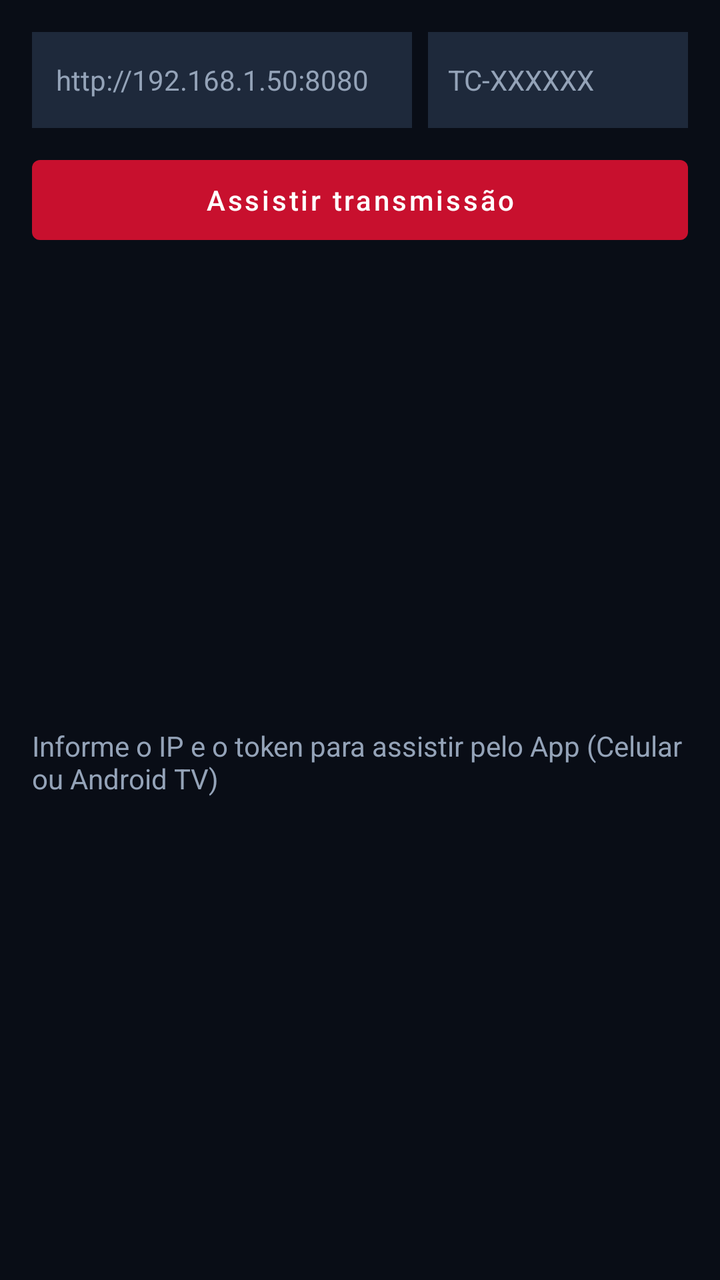
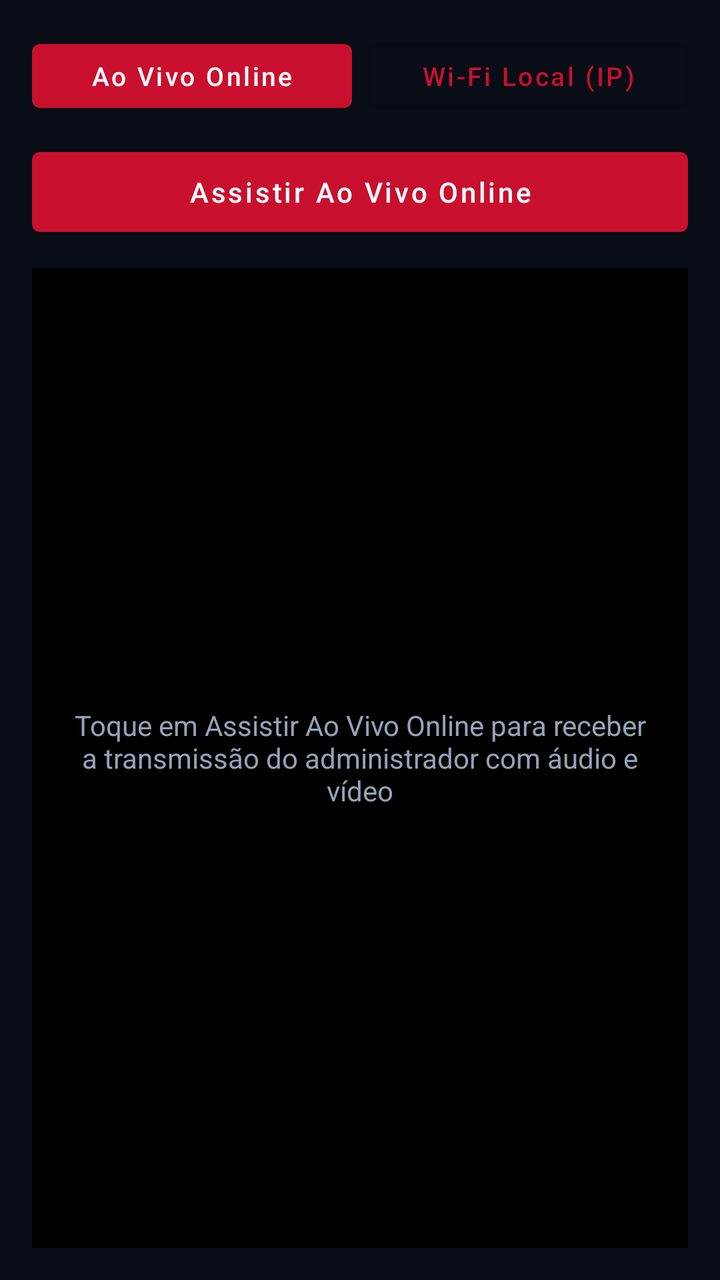

An Android layout rendered at two revisions. The XML below is the earlier revision; the diff shows what the commit changed to produce the second picture.
<!-- AndroidManifest.xml: application theme Theme.TelaCast -->
<!-- res/layout/activity_viewer.xml -->
<?xml version="1.0" encoding="utf-8"?>
<LinearLayout xmlns:android="http://schemas.android.com/apk/res/android"
    android:layout_width="match_parent"
    android:layout_height="match_parent"
    android:background="#090D16"
    android:orientation="vertical"
    android:padding="16dp">

    <LinearLayout
        android:layout_width="match_parent"
        android:layout_height="wrap_content"
        android:orientation="horizontal">

        <EditText
            android:id="@+id/inputEndereco"
            android:layout_width="0dp"
            android:layout_height="48dp"
            android:layout_weight="1"
            android:background="#1E293B"
            android:focusable="true"
            android:focusableInTouchMode="true"
            android:hint="http://192.168.1.50:8080"
            android:imeOptions="actionNext"
            android:inputType="textUri"
            android:nextFocusRight="@+id/inputToken"
            android:paddingHorizontal="12dp"
            android:textColor="#FFFFFF"
            android:textColorHint="#94A3B8"
            android:textSize="14sp" />

        <EditText
            android:id="@+id/inputToken"
            android:layout_width="130dp"
            android:layout_height="48dp"
            android:layout_marginStart="8dp"
            android:background="#1E293B"
            android:focusable="true"
            android:focusableInTouchMode="true"
            android:hint="TC-XXXXXX"
            android:imeOptions="actionDone"
            android:inputType="textCapCharacters"
            android:nextFocusDown="@+id/btnConectar"
            android:paddingHorizontal="10dp"
            android:textColor="#FFFFFF"
            android:textColorHint="#94A3B8"
            android:textSize="14sp" />
    </LinearLayout>

    <com.google.android.material.button.MaterialButton
        android:id="@+id/btnConectar"
        android:layout_width="match_parent"
        android:layout_height="52dp"
        android:layout_marginTop="10dp"
        android:focusable="true"
        android:text="Assistir transmissão"
        android:textAllCaps="false" />

    <FrameLayout
        android:layout_width="match_parent"
        android:layout_height="0dp"
        android:layout_marginTop="12dp"
        android:layout_weight="1">

        <ImageView
            android:id="@+id/imgStream"
            android:layout_width="match_parent"
            android:layout_height="match_parent"
            android:contentDescription="Tela transmitida ao vivo"
            android:scaleType="fitCenter" />

        <TextView
            android:id="@+id/txtViewerStatus"
            android:layout_width="wrap_content"
            android:layout_height="wrap_content"
            android:layout_gravity="center"
            android:text="Informe o IP e o token para assistir pelo App (Celular ou Android TV)"
            android:textColor="#94A3B8"
            android:textSize="14sp" />
    </FrameLayout>

</LinearLayout>
<!-- resources referenced by this layout -->
<resources>
  <style name="Theme.TelaCast" parent="Theme.MaterialComponents.DayNight.NoActionBar">
          <item name="colorPrimary">#C8102E</item>
          <item name="colorPrimaryVariant">#991B1B</item>
          <item name="colorOnPrimary">#FFFFFF</item>
      </style>
</resources>

<!-- the commit's change to res/layout/activity_viewer.xml (unified diff, before → after) -->
@@ -10,6 +10,37 @@
         android:layout_width="match_parent"
         android:layout_height="wrap_content"
         android:orientation="horizontal">
+
+        <com.google.android.material.button.MaterialButton
+            android:id="@+id/btnModoOnline"
+            android:layout_width="0dp"
+            android:layout_height="44dp"
+            android:layout_weight="1"
+            android:focusable="true"
+            android:text="Ao Vivo Online"
+            android:textAllCaps="false"
+            android:textSize="13sp" />
+
+        <com.google.android.material.button.MaterialButton
+            android:id="@+id/btnModoWifi"
+            style="@style/Widget.MaterialComponents.Button.OutlinedButton"
+            android:layout_width="0dp"
+            android:layout_height="44dp"
+            android:layout_marginStart="8dp"
+            android:layout_weight="1"
+            android:focusable="true"
+            android:text="Wi-Fi Local (IP)"
+            android:textAllCaps="false"
+            android:textSize="13sp" />
+    </LinearLayout>
+
+    <LinearLayout
+        android:id="@+id/layoutWifiInputs"
+        android:layout_width="match_parent"
+        android:layout_height="wrap_content"
+        android:layout_marginTop="8dp"
+        android:orientation="horizontal"
+        android:visibility="gone">
 
         <EditText
             android:id="@+id/inputEndereco"
@@ -52,14 +83,15 @@
         android:layout_height="52dp"
         android:layout_marginTop="10dp"
         android:focusable="true"
-        android:text="Assistir transmissão"
+        android:text="Assistir Ao Vivo Online"
         android:textAllCaps="false" />
 
     <FrameLayout
         android:layout_width="match_parent"
         android:layout_height="0dp"
         android:layout_marginTop="12dp"
-        android:layout_weight="1">
+        android:layout_weight="1"
+        android:background="#000000">
 
         <ImageView
             android:id="@+id/imgStream"
@@ -73,7 +105,9 @@
             android:layout_width="wrap_content"
             android:layout_height="wrap_content"
             android:layout_gravity="center"
-            android:text="Informe o IP e o token para assistir pelo App (Celular ou Android TV)"
+            android:gravity="center"
+            android:paddingHorizontal="16dp"
+            android:text="Toque em Assistir Ao Vivo Online para receber a transmissão do administrador com áudio e vídeo"
             android:textColor="#94A3B8"
             android:textSize="14sp" />
     </FrameLayout>
